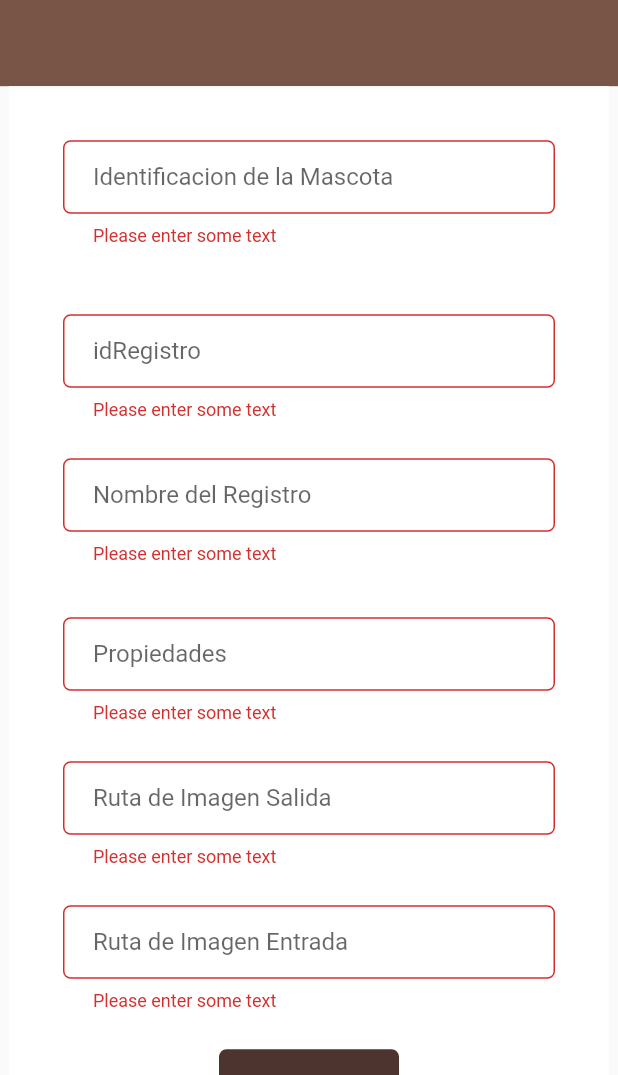
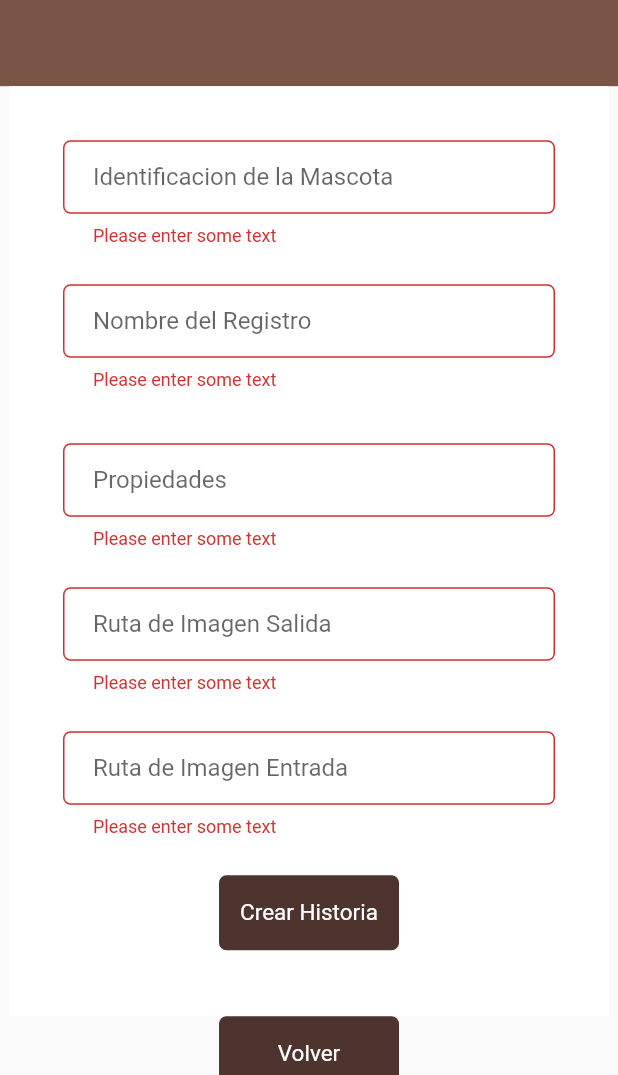
Before and after one commit to valentinaache/Veterinaria, a Flutter app: the EventVet screen opened by its route, after a tap on "Crear Historia", on a phone screen of 412 x 824 dp, the part 161-1236 px from its top. Run offline on Flutter 3.47's test engine with Material 2 defaults, Android fonts, the phone set to English and light mode, and no system bars; our stand-ins replace google_fonts; Roboto replaces fonts that are missing (Acme).

Commit message:
Pasar Aplanadora Valentina

```diff
--- a/lib/model/clinic_history.dart
+++ b/lib/model/clinic_history.dart
@@ -16,7 +16,7 @@ class Registry {
   String propiedades;
   String rutaImagenEntrada;
   String rutaImagenSalida;
-  Registry(this.idRegistro, this.nombre, this.propiedades,
+  Registry(this.idRegistro,this.nombre, this.propiedades,
       this.rutaImagenEntrada, this.rutaImagenSalida);
   factory Registry.fromJson(Map<String, dynamic> json) {
     return Registry(json['idRegistro'], json['nombre'], json['propiedades'],
--- a/lib/screens/vet/event_vet.dart
+++ b/lib/screens/vet/event_vet.dart
@@ -21,12 +21,11 @@ class _EventVetState extends State<EventVet> {
   final _formKey = GlobalKey<FormState>();
   Future<dynamic> registerRegistry(Registry registro) async {
     final response = await http.post(
-      Uri.parse('http://localhost:5000/api/historiaClinica/'),
+      Uri.parse('http://localhost:5000/api/registro/'),
       headers: <String, String>{
         'Content-Type': 'application/json; charset=UTF-8',
       },
       body: jsonEncode(<String, String>{
-        'idRegistro': registro.idRegistro.toString(),
         'nombre': registro.nombre,
         'propiedades': registro.propiedades,
         'rutaImagenEntrada': registro.rutaImagenEntrada,
@@ -86,24 +85,6 @@ class _EventVetState extends State<EventVet> {
                           contentPadding:
                               EdgeInsets.fromLTRB(20.0, 15.0, 20.0, 15.0),
                           hintText: "Identificacion de la Mascota",
-                          border: OutlineInputBorder(
-                            borderRadius: BorderRadius.circular(5.0),
-                          ),
-                        ),
-                      ),
-                      SizedBox(height: 45.0),
-                      TextFormField(
-                        controller: regIdController,
-                        validator: (value) {
-                          if (value == null || value.isEmpty) {
-                            return 'Please enter some text';
-                          }
-                          return null;
-                        },
-                        decoration: InputDecoration(
-                          contentPadding:
-                              EdgeInsets.fromLTRB(20.0, 15.0, 20.0, 15.0),
-                          hintText: "idRegistro",
                           border: OutlineInputBorder(
                             borderRadius: BorderRadius.circular(5.0),
                           ),
@@ -197,19 +178,21 @@ class _EventVetState extends State<EventVet> {
                           color: Colors.brown[800],
                         ),
                         child: InkWell(
-                          onTap: () {
+                          onTap: () async {
                             if (this._formKey.currentState!.validate()) {
                               Registry registry = new Registry(
-                                  int.parse(this.regIdController.text),
+                                  0,
                                   this.regNameController.text,
                                   this.regPropController.text,
                                   this.regPathEController.text,
                                   this.regPathSController.text);
-                              this.registerRegistry(registry);
+                              int id = await this.registerRegistry(registry);
+                              registry.idRegistro = id;
                               ClinicHistory clinic = new ClinicHistory(
-                                  int.parse(this.regIdController.text),
-                                  int.parse(this.petIdController.text),);
+                                  id,
+                                  int.parse(this.petIdController.text));
                               this.registerClinicH(clinic);
+
                             }
                           },
                           child: Center(
```
Also changed, not shown: lib/screens/auth/form.dart (+10 -10 lines), lib/screens/hairdressing/pet_in.dart (+28 -0 lines), lib/screens/vet/registry_vet.dart (+4 -22 lines), pubspec.lock.
